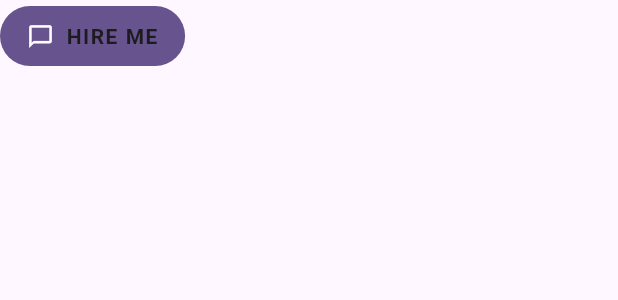
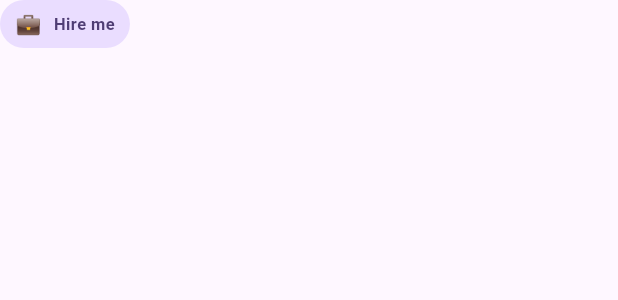
Before and after one commit to GAFAR007/myPFLO, a Flutter app: the HireMeButton widget shown alone on an empty page, opened directly, on a phone screen of 412 x 824 dp. Shown: the top 300 px of the screen. Run offline on Flutter 3.47's test engine with Material 3 defaults, Android fonts, the phone set to English and light mode, and no system bars; our stand-ins replace file_picker, supabase_flutter, web; accounts and stored records are empty; statements that could not run were skipped.

Commit message:
ui hiremebutton fixed

```diff
--- a/gafars_portfolio/lib/features/home/widgets/hire_me_button.dart
+++ b/gafars_portfolio/lib/features/home/widgets/hire_me_button.dart
@@ -1,41 +1,42 @@
 // lib/features/home/widgets/hire_me_button.dart
 //
-// "Hire Me" pill button for the top-right of the AppBar.
-// Navigation is handled by whoever passes the onPressed callback.
+// Small "Hire me" pill button used in the AppBar.
+// - Uses theme colours (primaryContainer / onPrimaryContainer)
+//   so it looks good in both light and dark mode.
+// - Uses an emoji icon to keep it friendly and compact.
 
 import 'package:flutter/material.dart';
 
 class HireMeButton extends StatelessWidget {
-  const HireMeButton({super.key, required this.onPressed});
+  final VoidCallback? onPressed;
 
-  final VoidCallback onPressed;
+  const HireMeButton({super.key, this.onPressed});
 
   @override
   Widget build(BuildContext context) {
-    final colorScheme = Theme.of(context).colorScheme;
-    final textTheme = Theme.of(context).textTheme;
+    final theme = Theme.of(context);
+    final colorScheme = theme.colorScheme;
 
-    return TextButton(
+    return TextButton.icon(
       onPressed: onPressed,
+      icon: const Text(
+        '💼', // you can change to 💼 or ✉️ if you prefer
+        style: TextStyle(fontSize: 14),
+      ),
+      label: const Text('Hire me'),
       style: TextButton.styleFrom(
-        padding: const EdgeInsets.symmetric(horizontal: 18, vertical: 8),
-        backgroundColor: colorScheme.primary,
-        foregroundColor: colorScheme.onPrimary,
+        padding: const EdgeInsets.symmetric(horizontal: 10, vertical: 6),
+        minimumSize: Size.zero, // let it shrink to content
+        tapTargetSize: MaterialTapTargetSize.shrinkWrap,
+        backgroundColor: colorScheme.primaryContainer.withOpacity(
+          theme.brightness == Brightness.dark ? 0.8 : 1.0,
+        ),
+        foregroundColor: colorScheme.onPrimaryContainer,
         shape: RoundedRectangleBorder(borderRadius: BorderRadius.circular(999)),
-      ),
-      child: Row(
-        mainAxisSize: MainAxisSize.min,
-        children: [
-          const Icon(Icons.chat_bubble_outline, size: 18),
-          const SizedBox(width: 8),
-          Text(
-            'HIRE ME',
-            style: textTheme.labelLarge?.copyWith(
-              fontWeight: FontWeight.w600,
-              letterSpacing: 1.0,
-            ),
-          ),
-        ],
+        textStyle: theme.textTheme.labelSmall?.copyWith(
+          fontWeight: FontWeight.w600,
+          letterSpacing: 0.3,
+        ),
       ),
     );
   }
```
